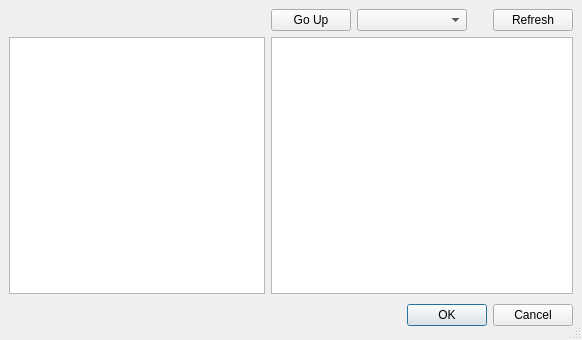
Before: the Qt Designer form libs/imageselector/ImageSelector.ui in tkrotoff/QuarkPlayer, drawn with Qt 5.
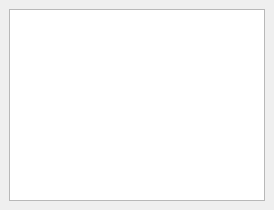
After: the same form once the commit is applied. Custom widgets are drawn as their Qt base class.

```diff
--- a/libs/imageselector/ImageSelector.ui
+++ b/libs/imageselector/ImageSelector.ui
@@ -1,15 +1,15 @@
 <ui version="4.0" >
  <class>ImageSelector</class>
- <widget class="QDialog" name="ImageSelector" >
+ <widget class="QWidget" name="ImageSelector" >
   <property name="geometry" >
    <rect>
     <x>0</x>
     <y>0</y>
-    <width>582</width>
-    <height>340</height>
+    <width>274</width>
+    <height>210</height>
    </rect>
   </property>
-  <property name="sizeGripEnabled" >
+  <property name="sizeGripEnabled" stdset="0" >
    <bool>true</bool>
   </property>
   <layout class="QGridLayout" >
@@ -19,7 +19,7 @@
    <property name="spacing" >
     <number>6</number>
    </property>
-   <item row="1" column="1" >
+   <item row="0" column="0" >
     <widget class="ThumbnailView" name="thumbnailListView" >
      <property name="movement" >
       <enum>QListView::Static</enum>
@@ -38,121 +38,6 @@
      </property>
     </widget>
    </item>
-   <item row="1" column="0" >
-    <widget class="QListView" name="startDirListView" >
-     <property name="sizePolicy" >
-      <sizepolicy vsizetype="Expanding" hsizetype="Minimum" >
-       <horstretch>0</horstretch>
-       <verstretch>0</verstretch>
-      </sizepolicy>
-     </property>
-     <property name="editTriggers" >
-      <set>QAbstractItemView::NoEditTriggers</set>
-     </property>
-     <property name="iconSize" >
-      <size>
-       <width>32</width>
-       <height>32</height>
-      </size>
-     </property>
-     <property name="flow" >
-      <enum>QListView::TopToBottom</enum>
-     </property>
-     <property name="viewMode" >
-      <enum>QListView::ListMode</enum>
-     </property>
-    </widget>
-   </item>
-   <item row="2" column="0" colspan="2" >
-    <layout class="QHBoxLayout" >
-     <property name="spacing" >
-      <number>6</number>
-     </property>
-     <property name="margin" >
-      <number>0</number>
-     </property>
-     <item>
-      <spacer>
-       <property name="orientation" >
-        <enum>Qt::Horizontal</enum>
-       </property>
-       <property name="sizeHint" stdset="0" >
-        <size>
-         <width>131</width>
-         <height>31</height>
-        </size>
-       </property>
-      </spacer>
-     </item>
-     <item>
-      <widget class="QPushButton" name="okButton" >
-       <property name="text" >
-        <string>OK</string>
-       </property>
-      </widget>
-     </item>
-     <item>
-      <widget class="QPushButton" name="cancelButton" >
-       <property name="text" >
-        <string>Cancel</string>
-       </property>
-      </widget>
-     </item>
-    </layout>
-   </item>
-   <item row="0" column="1" >
-    <layout class="QHBoxLayout" >
-     <property name="spacing" >
-      <number>6</number>
-     </property>
-     <property name="margin" >
-      <number>0</number>
-     </property>
-     <item>
-      <widget class="QPushButton" name="goUpButton" >
-       <property name="text" >
-        <string>Go Up</string>
-       </property>
-       <property name="autoDefault" >
-        <bool>false</bool>
-       </property>
-      </widget>
-     </item>
-     <item>
-      <widget class="QComboBox" name="dirComboBox" >
-       <property name="sizePolicy" >
-        <sizepolicy vsizetype="Fixed" hsizetype="Expanding" >
-         <horstretch>0</horstretch>
-         <verstretch>0</verstretch>
-        </sizepolicy>
-       </property>
-      </widget>
-     </item>
-     <item>
-      <spacer>
-       <property name="orientation" >
-        <enum>Qt::Horizontal</enum>
-       </property>
-       <property name="sizeType" >
-        <enum>QSizePolicy::Maximum</enum>
-       </property>
-       <property name="sizeHint" stdset="0" >
-        <size>
-         <width>20</width>
-         <height>20</height>
-        </size>
-       </property>
-      </spacer>
-     </item>
-     <item>
-      <widget class="QPushButton" name="refreshButton" >
-       <property name="text" >
-        <string>Refresh</string>
-       </property>
-      </widget>
-     </item>
-    </layout>
-   </item>
   </layout>
  </widget>
  <customwidgets>
```
Left out of the diff: 51 changed lines with no effect on the pictures.
